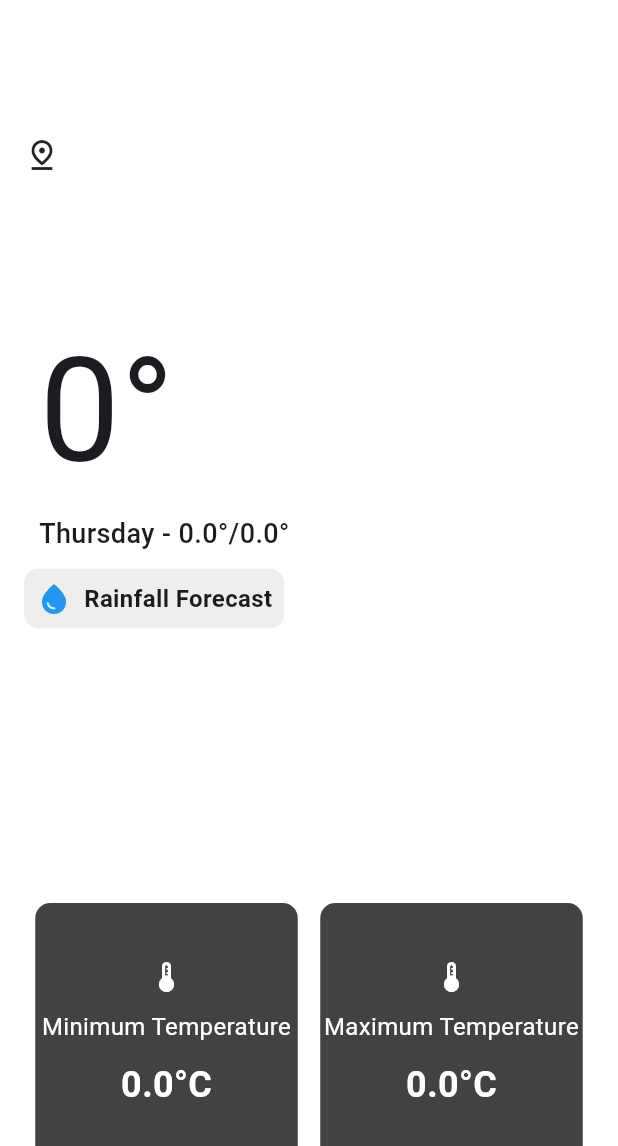
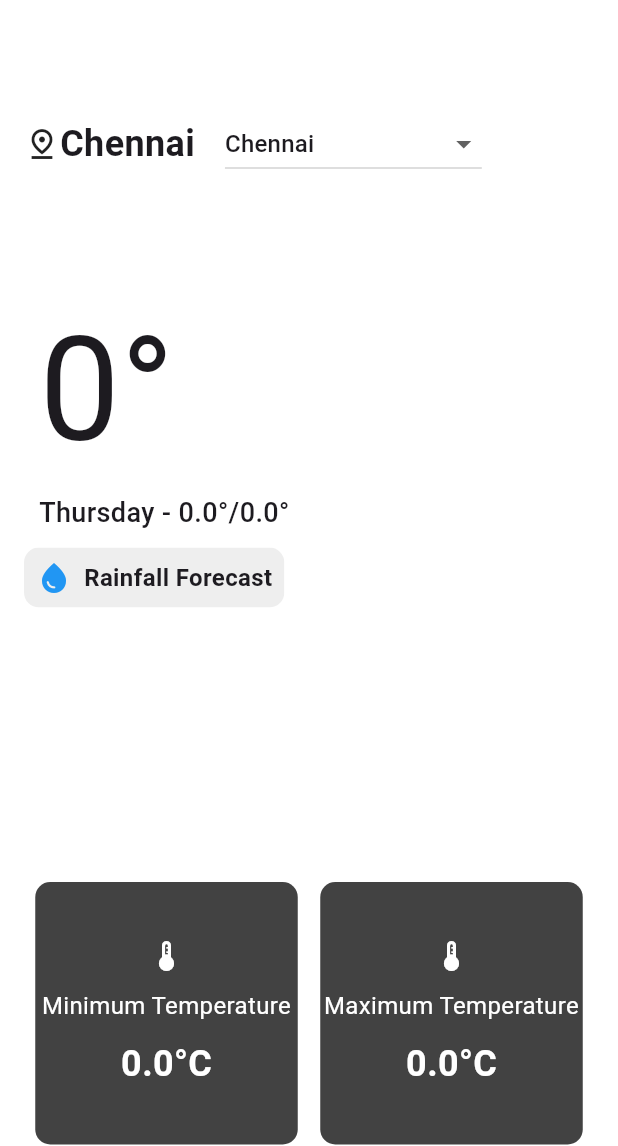
Before and after one commit to vijay2110746/Crisis-HackFest, a Flutter app: the GetweatherUpdates screen opened directly, on a phone screen of 412 x 824 dp, the part 90-1236 px from its top. Run offline on Flutter 3.47's test engine with Material 3 defaults, Android fonts, the phone set to English and light mode, and no system bars; our stand-ins replace cloud_firestore, curved_navigation_bar, firebase_auth, firebase_core, flutter_map, google_sign_in and 2 more; accounts and stored records are empty; network calls fail.

Commit message:
completed for more than 15 areas

```diff
--- a/untitled2/lib/components/tags.dart
+++ b/untitled2/lib/components/tags.dart
@@ -17,7 +17,6 @@ class Tags extends StatelessWidget {
     return GestureDetector(
       onTap: onTap,
       child: Container(
-        width: 200,
         width: 180,
         height: 80,
         decoration: BoxDecoration(
--- /dev/null
+++ b/untitled2/lib/components/weatherinfocontainer.dart
@@ -0,0 +1,49 @@
+import 'package:flutter/material.dart';
+
+class WeatherInfoContainer extends StatelessWidget {
+  final IconData icon;
+  final String heading;
+  final String value;
+
+  const WeatherInfoContainer({
+    Key? key,
+    required this.icon,
+    required this.heading,
+    required this.value,
+  }) : super(key: key);
+
+  @override
+  Widget build(BuildContext context) {
+    return Container(
+      decoration: BoxDecoration(
+        borderRadius: BorderRadius.circular(10),
+        color: Colors.grey[800],
+      ),
+      height: 175,
+      width: 175,
+      child: Center(
+        child: Column(
+          mainAxisAlignment: MainAxisAlignment.center,
+          children: [
+            Icon(icon, color: Colors.white),
+            SizedBox(height: 10),
+            Text(
+              heading,
+              style: TextStyle(color: Colors.white, fontSize: 16),
+              textAlign: TextAlign.center,
+            ),
+            SizedBox(height: 10),
+            Text(
+              value,
+              style: TextStyle(
+                color: Colors.white,
+                fontSize: 24,
+                fontWeight: FontWeight.bold,
+              ),
+            ),
+          ],
+        ),
+      ),
+    );
+  }
+}
--- a/untitled2/lib/pages/request_volunteer.dart
+++ b/untitled2/lib/pages/request_volunteer.dart
@@ -1,5 +1,4 @@
 import 'package:flutter/material.dart';
-import 'package:untitled2/VICTIM/watercanpage.dart';
 import 'package:untitled2/victim/watercanpage.dart';
 import 'package:untitled2/components/tags.dart';
 import 'package:untitled2/maps/mapscreen.dart';
--- a/untitled2/lib/victim/request.dart
+++ b/untitled2/lib/victim/request.dart
@@ -115,7 +115,6 @@ class _RequestsPageState extends State<RequestsPage> {
                       Tags(
                         text: 'Weather Updates',
                         imagePath: 'assets/images/weather.png',
-                        onTap: () {},
                         onTap: () {
                           Navigator.push(context,
                                         MaterialPageRoute(builder: (context) => WeatherUpdates()));
--- a/untitled2/lib/weatherupdates.dart
+++ b/untitled2/lib/weatherupdates.dart
@@ -3,6 +3,8 @@ import 'package:http/http.dart' as http;
 import 'dart:convert';
 import 'package:intl/intl.dart';
 import 'package:untitled2/components/top_navbar.dart';
+import 'package:untitled2/components/weathericon.dart';
+import 'package:untitled2/components/weatherinfocontainer.dart';
 
 class WeatherUpdates extends StatelessWidget {
   const WeatherUpdates({Key? key});
@@ -24,6 +26,27 @@ class GetweatherUpdates extends StatefulWidget {
 }
 
 class _GetweatherUpdatesState extends State<GetweatherUpdates> {
+  String? selectedArea;
+
+  List<String> chennaiAreas = [
+    'Chennai',
+    'Tambaram',
+    'Guindy',
+    'Anna Nagar',
+    'Mylapore',
+    'Adyar',
+    'Nungambakkam',
+    'Egmore',
+    'Royapettah',
+    'Kodambakkam',
+    'Pallavaram',
+    'Ambattur',
+    'Porur',
+    'Teynampet',
+    'Perambur',
+    'Kotturpuram',
+  ];
+
   String condition = '';
   double feelslike = 0.0;
   int humidity = 0;
@@ -41,16 +64,18 @@ class _GetweatherUpdatesState extends State<GetweatherUpdates> {
   @override
   void initState() {
     super.initState();
-    fetchWeatherData();
+    selectedArea = chennaiAreas[0];
+    fetchWeatherData(selectedArea!);
   }
 
-  Future<void> fetchWeatherData() async {
-    final url = 'http://192.168.43.72:5000/get_weather_data?location=chennai';
+  Future<void> fetchWeatherData(String location) async {
+    final url = 'http://192.168.43.72:5000/get_weather_data?location=$location';
+    print(url);
     try {
       final response = await http.get(Uri.parse(url));
       if (response.statusCode == 200) {
         final data = json.decode(response.body);
-        // print(data['visibility']);
+        print(data);
         setState(() {
           condition = data['condition'];
           feelslike = data['feelslike'];
@@ -63,7 +88,6 @@ class _GetweatherUpdatesState extends State<GetweatherUpdates> {
           time = List<String>.from(data['time']);
           visibility = data['visibility'];
         });
-        // print(visibility);
       } else {
         setState(() {
           error = 'Failed to fetch weather data';
@@ -95,8 +119,31 @@ class _GetweatherUpdatesState extends State<GetweatherUpdates> {
                 children: [
                   Icon(Icons.pin_drop_outlined),
                   Text(
-                    '$location',
-                    style: TextStyle(fontSize: 44, fontWeight: FontWeight.bold),
+                    '$selectedArea',
+                    style: TextStyle(fontSize: 24, fontWeight: FontWeight.bold),
+                  ),
+                  SizedBox(width: 20,),
+                  DropdownButton<String>(
+                    dropdownColor: Colors.white,
+                    elevation: 20,
+                    value: selectedArea,
+                    hint: Text('Select Chennai Area'),
+                    onChanged: (String? value) {
+                      setState(() {
+                        selectedArea = value;
+                      });
+                      // Fetch weather data for the selected location
+                      if (value != null) {
+                        fetchWeatherData(value);
+                        print('Selected Chennai area: $value');
+                      }
+                    },
+                    items: chennaiAreas.map((String area) {
+                      return DropdownMenuItem<String>(
+                        value: area,
+                        child: Text(area),
+                      );
+                    }).toList(),
                   ),
                 ],
               ),
```
Also changed, not shown: untitled2/lib/components/weathericon.dart (added, +41 -0 lines).
